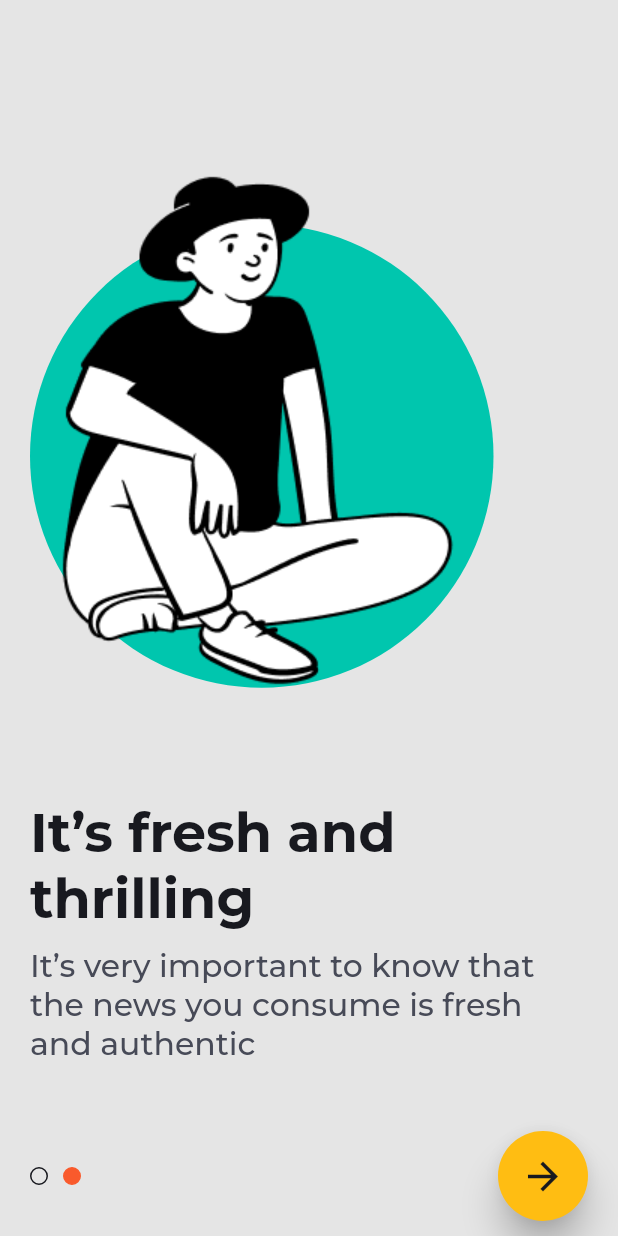
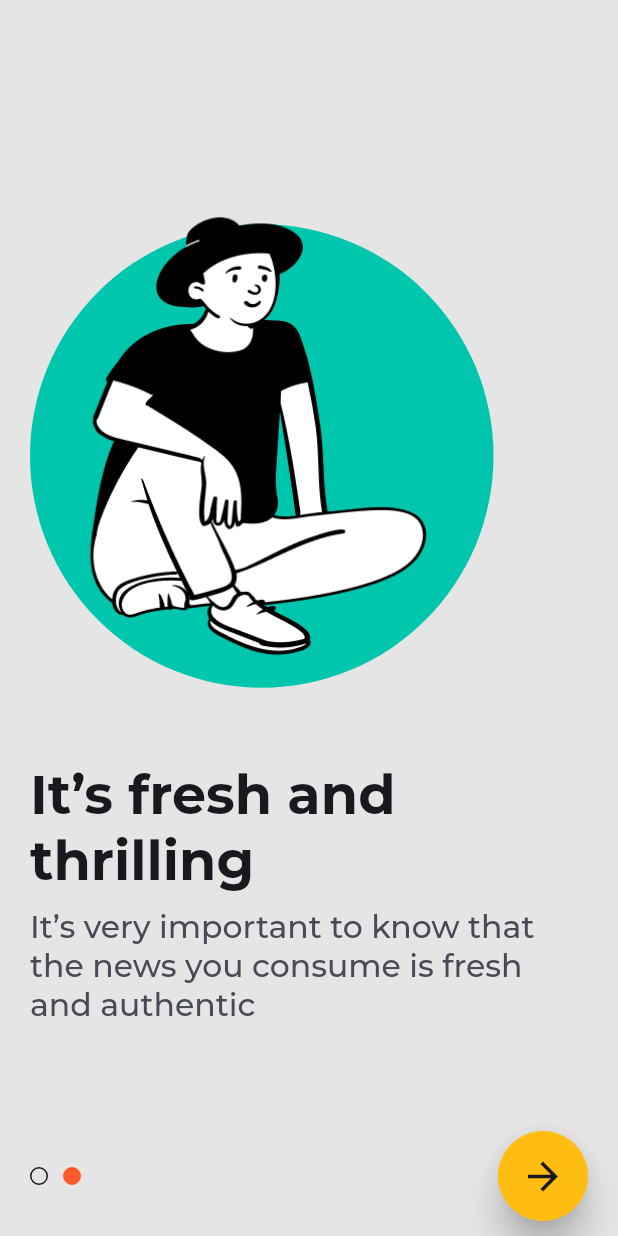
Before and after one commit to cyuket/flutter_new_app, a Flutter app: the screen it shows after launch, swiped to page 2, on a phone screen of 412 x 824 dp. Run offline on Flutter 3.47's test engine with Material 2 defaults, Android fonts, the phone set to English and light mode, and no system bars; our stand-ins replace get_it, google_fonts, provider_architecture; missing offline and left inert: flutter_auth0.

Commit message:
Changes done

```diff
--- a/lib/ui/shared/home_container.dart
+++ b/lib/ui/shared/home_container.dart
@@ -1,7 +1,5 @@
 // import 'package:news_api/ui/views/home_view.dart';
 import 'package:flutter/material.dart';
-import 'package:news_api/constant/app_assets.dart';
-import 'package:news_api/ui/shared/screen_util.dart';
 import 'package:news_api/ui/views/blog_list_view.dart';
 import 'package:news_api/ui/views/favourite_view.dart';
 import 'package:news_api/ui/views/profile_view.dart';
@@ -18,8 +16,6 @@ class HomeContainer extends StatefulWidget {
 
 class _HomeContainerState extends State<HomeContainer> {
   int _selectedIndex = 0;
-  static const TextStyle _textStyle =
-      TextStyle(fontWeight: FontWeight.bold, color: Color(0xffB0B1B8));
 
   void _onItemTapped(int index) {
     setState(() {
--- a/lib/ui/views/blog_list_view.dart
+++ b/lib/ui/views/blog_list_view.dart
@@ -51,7 +51,10 @@ class _BlogListState extends State<BlogList> {
               Container(
                 margin: EdgeInsets.only(bottom: 10, top: 10),
                 height: 50,
-                child: Image.asset(AppAssets.logo),
+                child: SizedBox(
+                    width: 86,
+                    height: 23.87,
+                    child: Image.asset(AppAssets.logo)),
               ),
               verticalSpace(20),
               Expanded(
--- a/lib/ui/views/favourite_view.dart
+++ b/lib/ui/views/favourite_view.dart
@@ -24,7 +24,10 @@ class FavouriteView extends StatelessWidget {
                     Container(
                       margin: EdgeInsets.only(bottom: 10, top: 10),
                       height: 50,
-                      child: Image.asset(AppAssets.logo),
+                      child: SizedBox(
+                          width: 86,
+                          height: 23.87,
+                          child: Image.asset(AppAssets.logo)),
                     ),
                     verticalSpace(20),
                     Column(
--- a/lib/ui/views/welcome_view.dart
+++ b/lib/ui/views/welcome_view.dart
@@ -29,7 +29,11 @@ class WelcomeView extends StatelessWidget {
                   ),
                   Padding(
                     padding: const EdgeInsets.only(top: 20.0),
-                    child: Image.asset(AppAssets.onboarding3),
+                    child: SizedBox(
+                      height: 347,
+                      width: 263,
+                      child: Image.asset(AppAssets.onboarding3),
+                    ),
                   ),
                 ],
               ),
--- a/lib/ui/widgets/onboarding_page.dart
+++ b/lib/ui/widgets/onboarding_page.dart
@@ -30,7 +30,11 @@ class OnboardingPage extends StatelessWidget {
               ),
               Padding(
                 padding: const EdgeInsets.only(top: 20.0),
-                child: Image.asset(image),
+                child: SizedBox(
+                  height: 347,
+                  width: 263,
+                  child: Image.asset(image),
+                ),
               ),
             ],
           ),
```
Also changed, not shown: assets/images/Logo.png, assets/images/onbording1.png, assets/images/onbording2.png, assets/images/onbording3.png, assets/images/profile.png, assets/images/splash.png.
